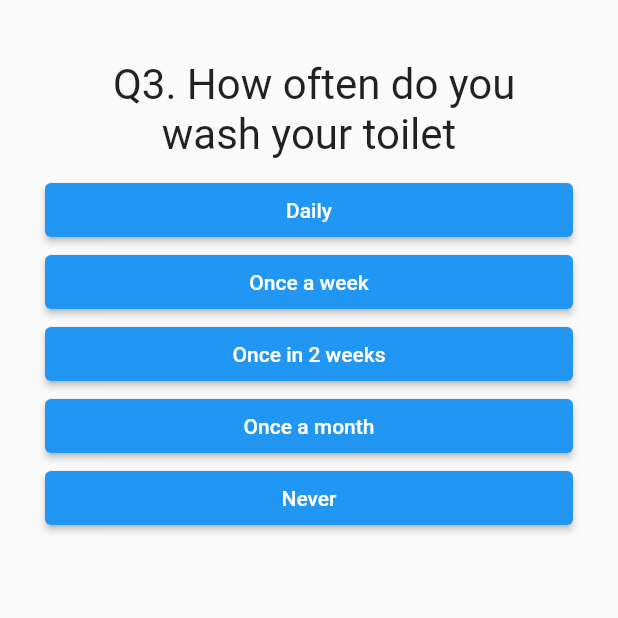
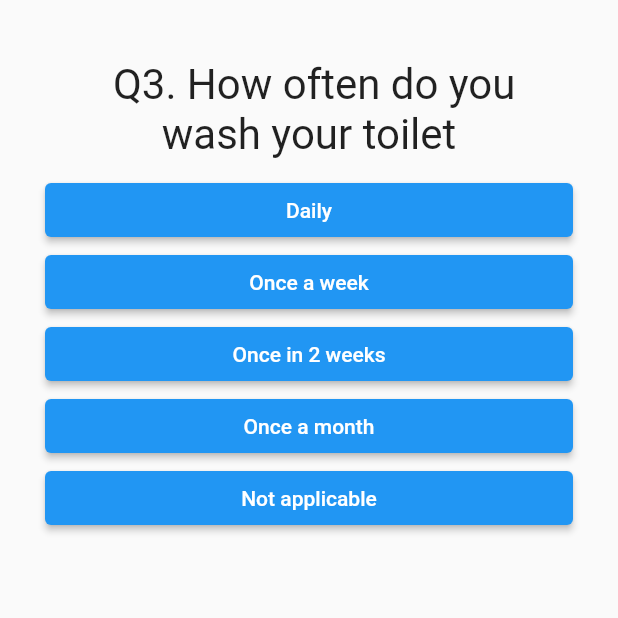
Before and after one commit to kangxinwang/denguego, a Flutter app: the SurveyScreen screen opened directly, after a tap on "Yes", after a tap on "No", on a phone screen of 412 x 824 dp, the top half of it. Run offline on Flutter 3.47's test engine with Material 2 defaults, Android fonts, the phone set to English and light mode, and no system bars; our stand-ins replace chewie, cloud_firestore, firebase_auth, firebase_core, google_maps_flutter, location and 2 more; missing offline and left inert: dropdownfield, web_scraper; accounts and stored records are empty; statements that could not run were skipped.

```diff
--- a/lib/boundary/SurveyScreen.dart
+++ b/lib/boundary/SurveyScreen.dart
@@ -1,6 +1,6 @@
+import 'package:denguego/entity/Result.dart';
 import 'package:flutter/material.dart';
 import 'package:denguego/entity/Quiz.dart';
-import 'package:denguego/entity/Result.dart';
 
 class SurveyScreen extends StatefulWidget {
   @override
@@ -10,7 +10,7 @@ class SurveyScreen extends StatefulWidget {
 class _SurveyScreenState extends State<SurveyScreen> {
   final _questions = const [
     {
-      'questionText': 'Are you living in a landed property?',
+      'questionText': 'Q1. Are you living in a landed property?',
       'answers': [
         {'text': 'Yes', 'score': 10},
         {'text': 'No', 'score': 0},
@@ -27,20 +27,20 @@ class _SurveyScreenState extends State<SurveyScreen> {
       'questionText': ' Q3. How often do you wash your toilet',
       'answers': [
         {'text': 'Daily', 'score': 0},
-        {'text': 'Once a week', 'score': 2},
-        {'text': 'Once in 2 weeks', 'score': 4},
-        {'text': 'Once a month', 'score': 6},
-        {'text': 'Never', 'score': 10},
+        {'text': 'Once a week', 'score': 3},
+        {'text': 'Once in 2 weeks', 'score': 6},
+        {'text': 'Once a month', 'score': 10},
+        {'text': 'Not applicable', 'score': 0},
       ],
     },
     {
       'questionText': 'Q4. How often do you take out the trash?',
       'answers': [
         {'text': 'Daily', 'score': 0},
-        {'text': 'Once a week', 'score': 2},
-        {'text': 'Once in 2 weeks', 'score': 4},
-        {'text': 'Once a month', 'score': 6},
-        {'text': 'Never', 'score': 10},
+        {'text': 'Once a week', 'score': 3},
+        {'text': 'Once in 2 weeks', 'score': 6},
+        {'text': 'Once a month', 'score': 10},
+        {'text': 'Not applicable', 'score': 0},
       ],
     },
     {
@@ -48,20 +48,20 @@ class _SurveyScreenState extends State<SurveyScreen> {
           'Q5. How often do you clear the drains in or around your house?',
       'answers': [
         {'text': 'Daily', 'score': 0},
-        {'text': 'Once a week', 'score': 2},
-        {'text': 'Once in 2 weeks', 'score': 4},
-        {'text': 'Once a month', 'score': 6},
-        {'text': 'Never', 'score': 10},
+        {'text': 'Once a week', 'score': 3},
+        {'text': 'Once in 2 weeks', 'score': 6},
+        {'text': 'Once a month', 'score': 10},
+        {'text': 'Not applicable', 'score': 0},
       ],
     },
     {
       'questionText': 'Q6. How often do you change the water for your plants?',
       'answers': [
         {'text': 'Daily', 'score': 0},
-        {'text': 'Once a week', 'score': 2},
-        {'text': 'Once in 2 weeks', 'score': 4},
-        {'text': 'Once a month', 'score': 6},
-        {'text': 'Never', 'score': 10},
+        {'text': 'Once a week', 'score': 3},
+        {'text': 'Once in 2 weeks', 'score': 6},
+        {'text': 'Once a month', 'score': 10},
+        {'text': 'Not applicable', 'score': 0},
       ],
     },
     {
@@ -69,16 +69,17 @@ class _SurveyScreenState extends State<SurveyScreen> {
       'answers': [
         {'text': 'Yes', 'score': 0},
         {'text': 'No', 'score': 10},
+        {'text': 'Not applicable', 'score': 0},
       ],
     },
     {
       'questionText': 'Q8. How often do you clear water from dish rack trays?',
       'answers': [
         {'text': 'Daily', 'score': 0},
-        {'text': 'Once a week', 'score': 2},
-        {'text': 'Once in 2 weeks', 'score': 4},
-        {'text': 'Once a month', 'score': 6},
-        {'text': 'Never', 'score': 10},
+        {'text': 'Once a week', 'score': 3},
+        {'text': 'Once in 2 weeks', 'score': 6},
+        {'text': 'Once a month', 'score': 10},
+        {'text': 'Not applicable', 'score': 0},
       ],
     },
     {
@@ -87,16 +88,17 @@ class _SurveyScreenState extends State<SurveyScreen> {
       'answers': [
         {'text': 'Yes', 'score': 0},
         {'text': 'No', 'score': 10},
+        {'text': 'Not applicable', 'score': 0},
       ],
     },
     {
       'questionText': 'Q10. How often do you use insecticide in your house?',
       'answers': [
         {'text': 'Daily', 'score': 0},
-        {'text': 'Once a week', 'score': 2},
-        {'text': 'Once in 2 weeks', 'score': 4},
-        {'text': 'Once a month', 'score': 6},
-        {'text': 'Never', 'score': 10},
+        {'text': 'Once a week', 'score': 3},
+        {'text': 'Once in 2 weeks', 'score': 6},
+        {'text': 'Once a month', 'score': 10},
+        {'text': 'Not applicable', 'score': 0},
       ],
     },
   ];
```
Also changed, not shown: lib/entity/Result.dart (+53 -2 lines), pubspec.lock.
